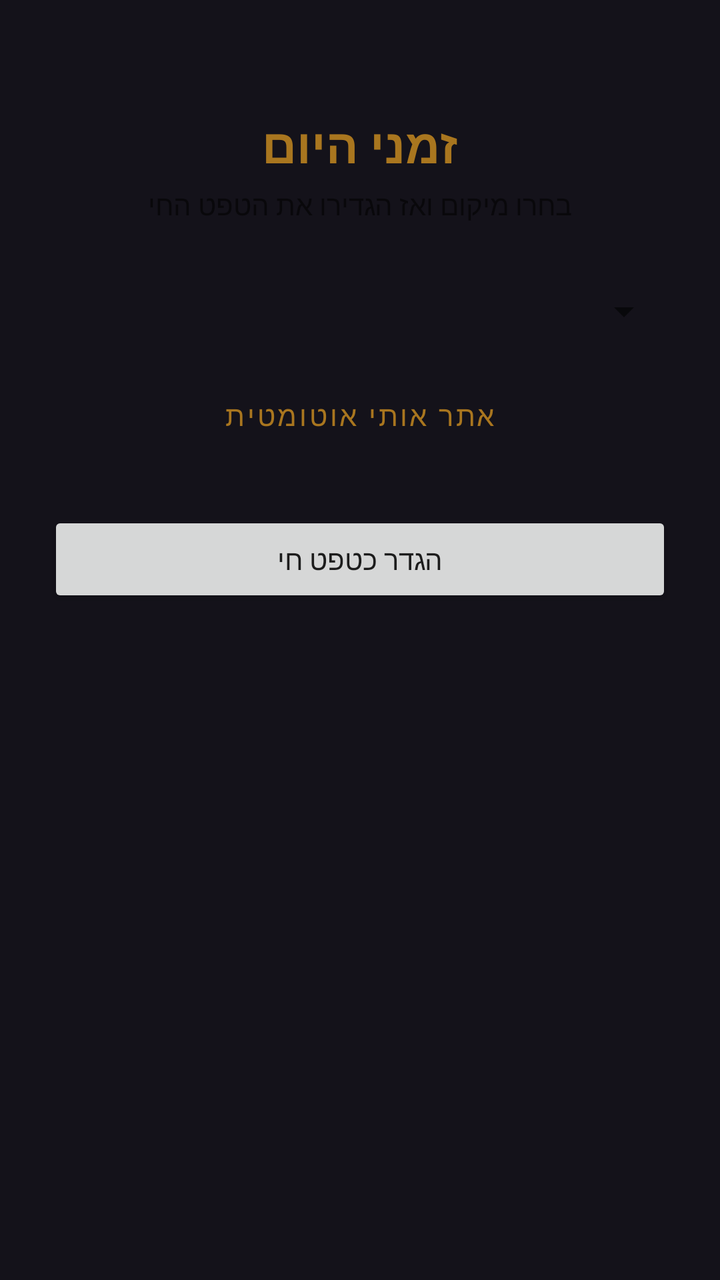
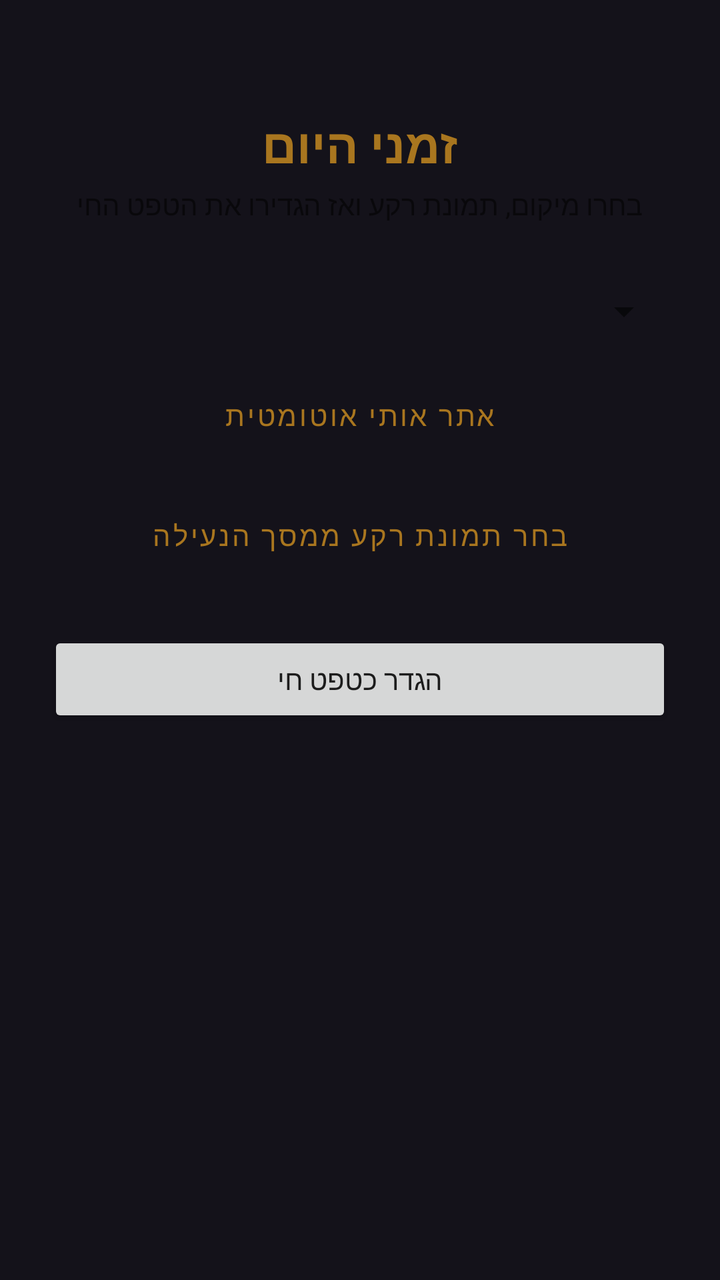

The first picture is an Android layout as it rendered before a commit; the second is the same layout after the commit. The layout source and the unified diff follow.
<!-- AndroidManifest.xml: application theme Theme.ZmanimLockscreen -->
<!-- res/layout/activity_settings.xml -->
<?xml version="1.0" encoding="utf-8"?>
<LinearLayout xmlns:android="http://schemas.android.com/apk/res/android"
    android:layout_width="match_parent"
    android:layout_height="match_parent"
    android:orientation="vertical"
    android:padding="24dp"
    android:gravity="center_horizontal">

    <TextView
        android:layout_width="wrap_content"
        android:layout_height="wrap_content"
        android:text="@string/settings_title"
        android:textColor="@color/card_gold"
        android:textSize="24sp"
        android:textStyle="bold"
        android:layout_marginTop="32dp" />

    <TextView
        android:layout_width="wrap_content"
        android:layout_height="wrap_content"
        android:text="@string/settings_subtitle"
        android:textSize="14sp"
        android:layout_marginTop="4dp"
        android:layout_marginBottom="32dp" />

    <Spinner
        android:id="@+id/citySpinner"
        android:layout_width="match_parent"
        android:layout_height="wrap_content"
        android:layout_marginBottom="16dp" />

    <Button
        android:id="@+id/useGpsButton"
        style="@style/Widget.MaterialComponents.Button.OutlinedButton"
        android:layout_width="match_parent"
        android:layout_height="wrap_content"
        android:text="@string/settings_use_gps"
        android:layout_marginBottom="24dp" />

    <Button
        android:id="@+id/setWallpaperButton"
        android:layout_width="match_parent"
        android:layout_height="wrap_content"
        android:text="@string/settings_set_wallpaper" />

</LinearLayout>
<!-- resources referenced by this layout -->
<resources>
  <color name="card_gold">#A9761F</color>
  <string name="settings_set_wallpaper">הגדר כטפט חי</string>
  <string name="settings_subtitle">בחרו מיקום ואז הגדירו את הטפט החי</string>
  <string name="settings_title">זמני היום</string>
  <string name="settings_use_gps">אתר אותי אוטומטית</string>
  <style name="Theme.ZmanimLockscreen" parent="Theme.MaterialComponents.DayNight.NoActionBar">
          <item name="colorPrimary">@color/card_gold</item>
          <item name="android:windowBackground">@color/app_background</item>
      </style>
  <color name="app_background">#14121A</color>
</resources>

<!-- the commit's change to res/layout/activity_settings.xml (unified diff, before → after) -->
@@ -35,6 +35,14 @@
         android:layout_width="match_parent"
         android:layout_height="wrap_content"
         android:text="@string/settings_use_gps"
+        android:layout_marginBottom="12dp" />
+
+    <Button
+        android:id="@+id/chooseBackgroundButton"
+        style="@style/Widget.MaterialComponents.Button.OutlinedButton"
+        android:layout_width="match_parent"
+        android:layout_height="wrap_content"
+        android:text="@string/settings_choose_background"
         android:layout_marginBottom="24dp" />
 
     <Button
<!-- resource entries referenced after the edit -->
@@ -1,8 +1,9 @@
 <!-- resources referenced by this layout -->
 <resources>
   <color name="card_gold">#A9761F</color>
+  <string name="settings_choose_background">בחר תמונת רקע ממסך הנעילה</string>
   <string name="settings_set_wallpaper">הגדר כטפט חי</string>
-  <string name="settings_subtitle">בחרו מיקום ואז הגדירו את הטפט החי</string>
+  <string name="settings_subtitle">בחרו מיקום, תמונת רקע ואז הגדירו את הטפט החי</string>
   <string name="settings_title">זמני היום</string>
   <string name="settings_use_gps">אתר אותי אוטומטית</string>
   <style name="Theme.ZmanimLockscreen" parent="Theme.MaterialComponents.DayNight.NoActionBar">
